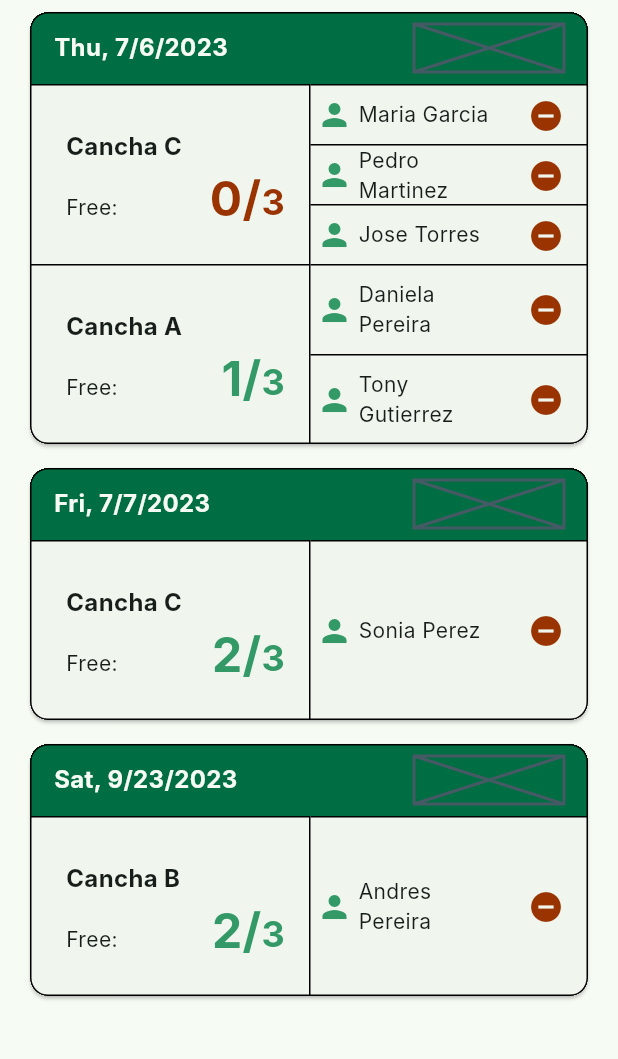
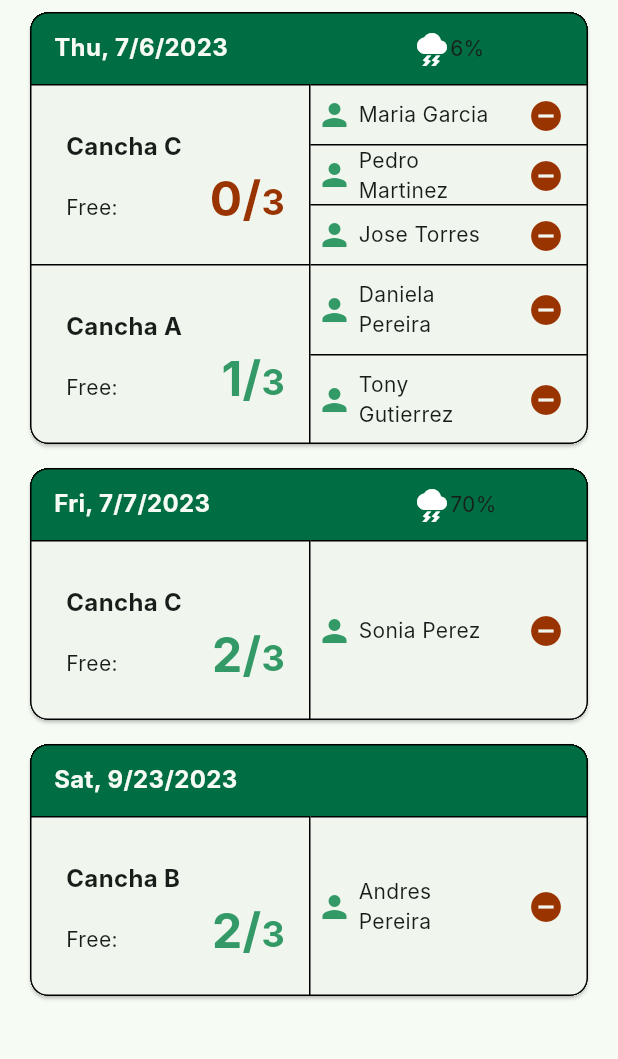
Before and after one commit to AndreXi/tennis-court-scheduling, a Flutter app: the screen it shows after launch, on a phone screen of 412 x 824 dp, the part 84-1143 px from its top. Run offline on Flutter 3.47's test engine with Material 2 defaults, Android fonts, the light colour scheme and no system bars; our stand-ins replace auto_route, bloc, dio, flutter_bloc, hive, hive_flutter; accounts and stored records are empty; generated files the repository leaves out were written again; Roboto replaces fonts that are missing (Inter).

Commit message:
feat: implemented weather in schedules

```diff
--- a/lib/schedules/widgets/day_schedules_item.dart
+++ b/lib/schedules/widgets/day_schedules_item.dart
@@ -1,6 +1,8 @@
 import 'package:flutter/material.dart';
+import 'package:flutter_bloc/flutter_bloc.dart';
 import 'package:intl/intl.dart';
 import 'package:tennis_court_scheduling/schedules/schedules.dart';
+import 'package:tennis_court_scheduling/weather/weather.dart';
 
 class DaySchedulesItem extends StatelessWidget {
   const DaySchedulesItem({
@@ -76,10 +78,17 @@ class DaySchedulesItem extends StatelessWidget {
                       fontWeight: FontWeight.bold,
                     ),
                   ),
-                  const SizedBox(
+                  SizedBox(
                     width: 100,
                     height: 32,
-                    child: Placeholder(),
+                    child: BlocProvider(
+                      create: (_) => WeatherForecastCubit(
+                        repository: WeatherRepository(
+                          dataProvider: WeatherDataProvider(),
+                        ),
+                      ),
+                      child: WeatherForecast(date: dateTime),
+                    ),
                   )
                 ],
               ),
```
